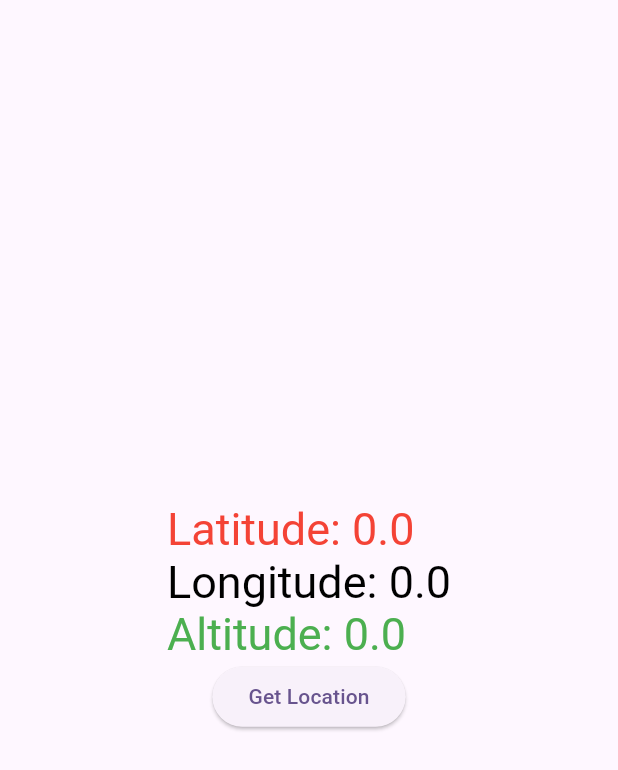
After one commit to ckuthyar/mobileappdev, a Flutter app: the App9 screen opened directly, after a tap on "Get Location", on a phone screen of 412 x 824 dp. The commit adds this screen. Shown: the top 770 px of the screen. Run offline on Flutter 3.47's test engine with Material 3 defaults, Android fonts, the phone set to English and light mode, and no system bars; our stand-ins replace location.

Commit message:
sangamone1

```diff
--- a/sangamone1/lib/screen8d.dart
+++ b/sangamone1/lib/screen8d.dart
@@ -1,5 +1,6 @@
 import 'package:flutter/material.dart';
 import 'package:sangamone1/screen8e.dart';
+import 'package:sangamone1/screen9.dart';
 
 class Screen8d extends StatelessWidget {
   const Screen8d({super.key});
@@ -95,6 +96,7 @@ class _App8dState extends State<App8d> {
           ),
         ),
       ),
+      floatingActionButton: FloatingActionButton(onPressed: ()=>Navigator.push(context, MaterialPageRoute(builder: (context)=>App9()))),
     );
   }
 }
--- a/sangamone1/lib/screen8e.dart
+++ b/sangamone1/lib/screen8e.dart
@@ -1,5 +1,6 @@
 import 'dart:convert';
 import 'package:flutter/material.dart';
+import 'package:sangamone1/screen9.dart';
 
 class Screen8e extends StatelessWidget {
   const Screen8e({super.key});
@@ -31,6 +32,7 @@ class _App1State extends State<App1> {
   Widget build(BuildContext context) {
     return Scaffold(
       body: TableWidget(json: """[{"Marks":"10","Question":"India","Answer":"New Delhi"}]"""),
+
     );
   }
 
--- /dev/null
+++ b/sangamone1/lib/screen9.dart
@@ -0,0 +1,73 @@
+import 'package:flutter/material.dart';
+import 'package:location/location.dart';
+
+class Screen9 extends StatelessWidget {
+  const Screen9({super.key});
+
+  @override
+  Widget build(BuildContext context) {
+    return MaterialApp(
+      home: App9(),
+    );
+  }
+}
+
+
+class App9 extends StatefulWidget {
+  const App9({super.key});
+
+  @override
+  State<App9> createState() => _App9State();
+}
+
+class _App9State extends State<App9> {
+
+  @override
+  void initState() {
+    getlocation();
+    super.initState();
+  }
+
+  var latitude = 0.0;
+  var longitude =0.0;
+  var altitude =0.0;
+
+  Future getlocation() async{
+    Location location = Location();
+    location.requestPermission();
+    try{
+      var location1 = await location.getLocation();
+      print(location1.latitude);
+      setState(() {
+        longitude=location1.longitude!;
+        latitude=location1.latitude!;
+        altitude=location1.altitude!;
+      });
+    }
+    catch(e){
+      print("Error $e");
+    }
+  }
+
+
+  @override
+  Widget build(BuildContext context) {
+    return Scaffold(
+      body: Center(
+        child: Column(
+          mainAxisAlignment: MainAxisAlignment.center,
+          children: [
+            RichText(text: TextSpan(
+              children: [
+                TextSpan(text: "Latitude: $latitude \n",style: TextStyle(fontSize: 30,color: Colors.red)),
+                TextSpan(text: "Longitude: $longitude\n",style: TextStyle(fontSize: 30,color: Colors.black)),
+                TextSpan(text: "Altitude: $altitude",style: TextStyle(fontSize: 30,color: Colors.green))
+              ],style: TextStyle(color: Colors.black)
+            ),),
+            ElevatedButton(onPressed: getlocation, child: Text("Get Location"))
+          ],
+        ),
+      ),
+    );
+  }
+}
--- a/sangamone1/pubspec.yaml
+++ b/sangamone1/pubspec.yaml
@@ -35,6 +35,7 @@ dependencies:
   # The following adds the Cupertino Icons font to your application.
   # Use with the CupertinoIcons class for iOS style icons.
   cupertino_icons: ^1.0.8
+  location: ^8.0.0
 
 dev_dependencies:
   flutter_test:
```
Also changed, not shown: sangamone1/pubspec.lock, 1 other file. Lines whose indentation alone changed are shown as unchanged.
